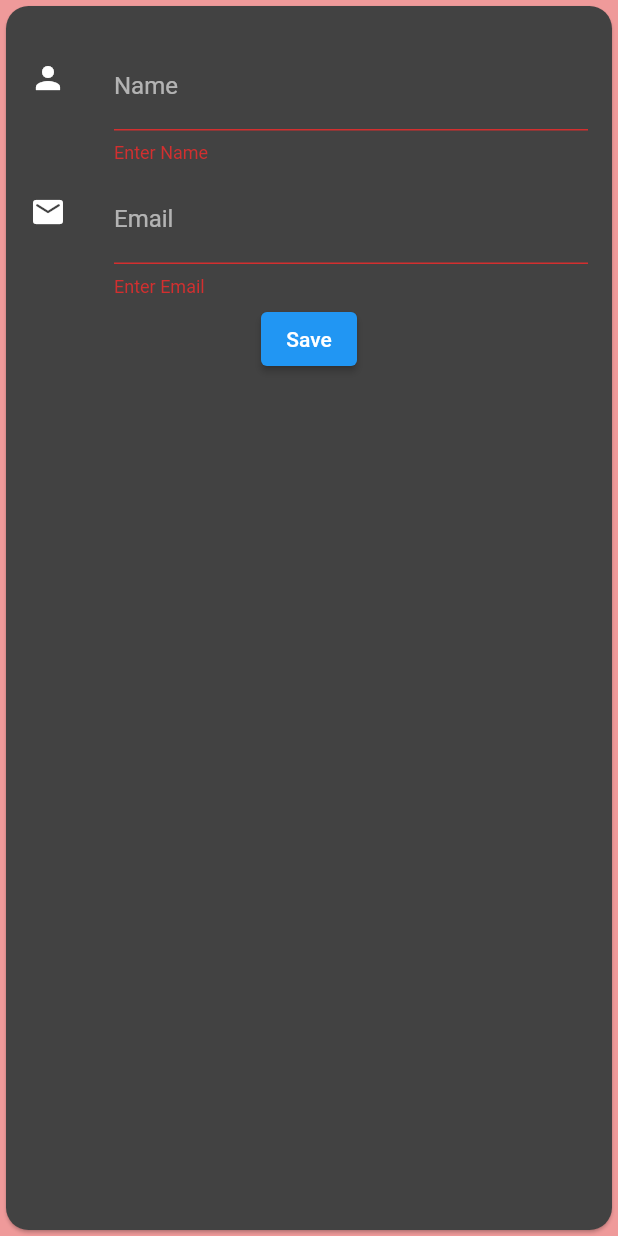
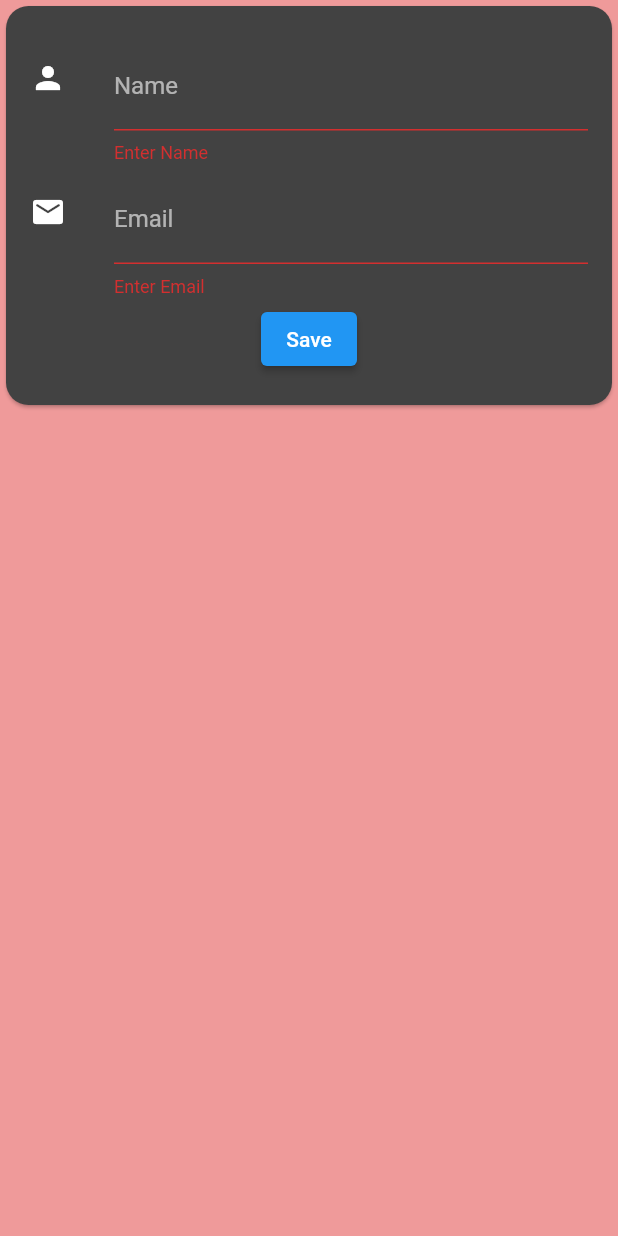
Before and after one commit to Akhmen18/basic_signup, a Flutter app: the screen it shows after launch, after a tap on "Save", on a phone screen of 412 x 824 dp. Run offline on Flutter 3.47's test engine with Material 2 defaults, Android fonts, the phone set to English and light mode, and no system bars.

```diff
--- a/lib/signup.dart
+++ b/lib/signup.dart
@@ -14,7 +14,8 @@ class _SignUpState extends State<SignUp> {
   Widget build(BuildContext context) {
     return Scaffold(
       backgroundColor: Colors.red.shade200,
-      body: Form(
+      body: SingleChildScrollView(
+        child: Form(
           key: _key,
           child: Card(
             shape: RoundedRectangleBorder(
@@ -67,7 +68,11 @@ class _SignUpState extends State<SignUp> {
                     ),
                   ),
                 ),
+                Padding(
+                  padding: EdgeInsets.all(10.0),
+                ),
               ],
+            ),
           ),
         ),
       ),
@@ -84,6 +89,10 @@ class _SignUpState extends State<SignUp> {
                     name: name,
                     email: email,
                   )));
+    } else {
+      setState(() {
+        _autoValidate = true; //Read up autoValidate
+      });
     }
   }
 }
```
Also changed, not shown: lib/homePage.dart (+4 -5 lines). Lines whose indentation alone changed are shown as unchanged.
